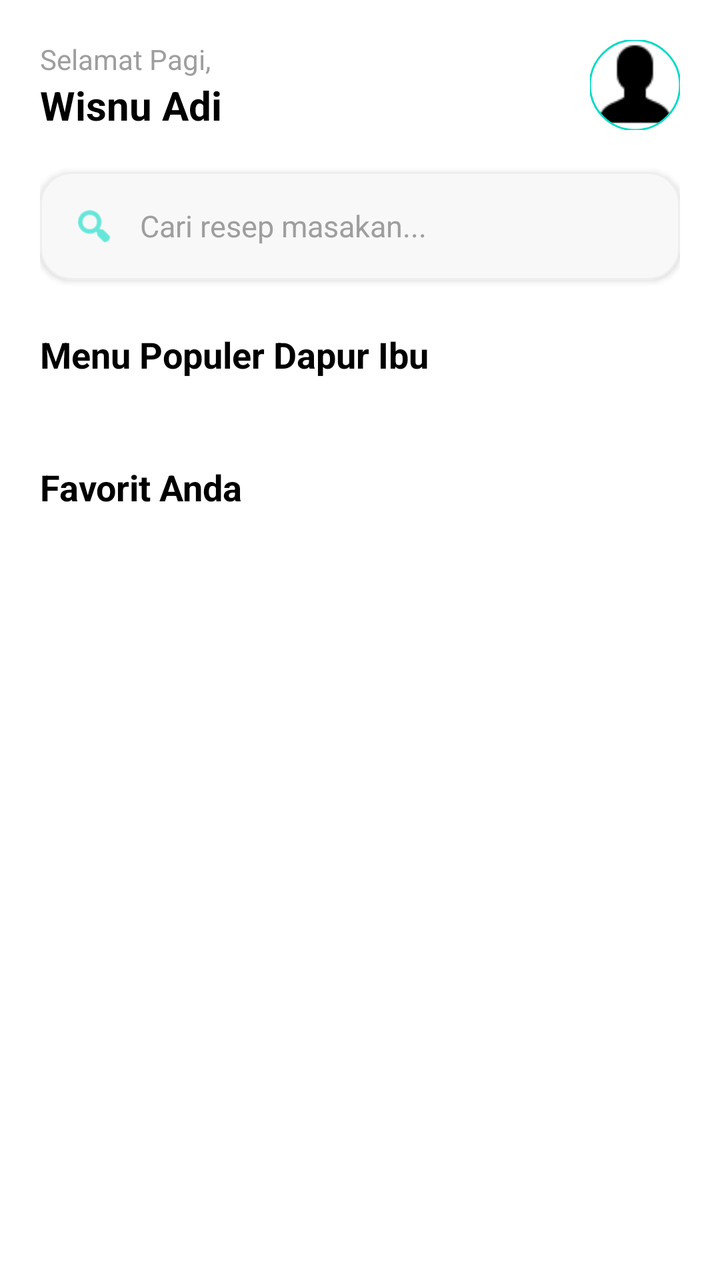
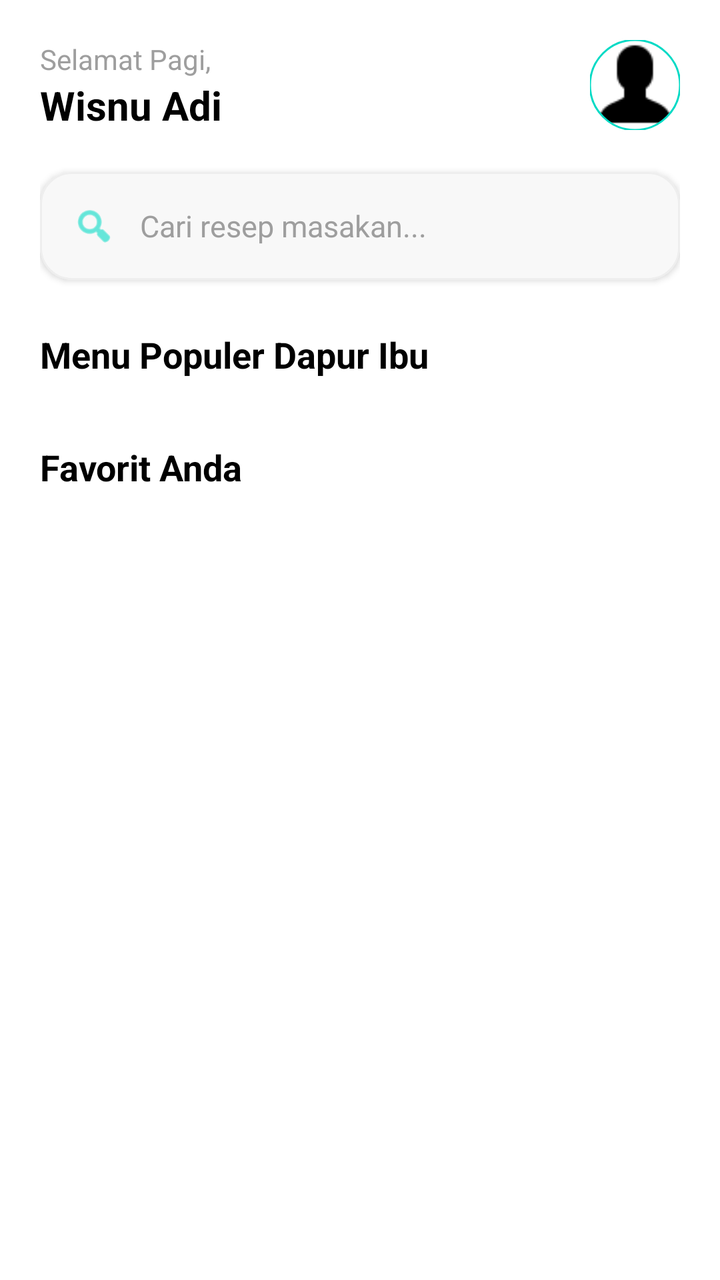

An Android layout rendered at two revisions. The XML below is the earlier revision; the diff shows what the commit changed to produce the second picture.
<!-- AndroidManifest.xml: application theme Theme.DapurIbuProject -->
<!-- res/layout/fragment_home.xml -->
<?xml version="1.0" encoding="utf-8"?>
<ScrollView xmlns:android="http://schemas.android.com/apk/res/android"
    xmlns:app="http://schemas.android.com/apk/res-auto"
    android:layout_width="match_parent"
    android:layout_height="match_parent"
    android:background="#FFFFFF">

    <LinearLayout
        android:layout_width="match_parent"
        android:layout_height="wrap_content"
        android:orientation="vertical"
        android:padding="20dp">

        <RelativeLayout
            android:layout_width="match_parent"
            android:layout_height="wrap_content"
            android:layout_marginBottom="20dp">

            <LinearLayout
                android:layout_width="wrap_content"
                android:layout_height="wrap_content"
                android:orientation="vertical">
                <TextView
                    android:layout_width="wrap_content"
                    android:layout_height="wrap_content"
                    android:text="Selamat Pagi,"
                    android:textColor="#9E9E9E"
                    android:textSize="14sp" />
                <TextView
                    android:layout_width="wrap_content"
                    android:layout_height="wrap_content"
                    android:text="Wisnu Adi"
                    android:textColor="@color/black"
                    android:textSize="20sp"
                    android:textStyle="bold" />
            </LinearLayout>

            <com.google.android.material.imageview.ShapeableImageView
                android:layout_width="45dp"
                android:layout_height="45dp"
                android:layout_alignParentEnd="true"
                android:src="@drawable/profile"
                app:shapeAppearanceOverlay="@style/ShapeAppearance.App.CircleImage"
                app:strokeColor="@color/teal_200"
                app:strokeWidth="1dp" />
        </RelativeLayout>

        <com.google.android.material.card.MaterialCardView
            android:layout_width="match_parent"
            android:layout_height="54dp"
            android:layout_marginBottom="25dp"
            app:cardBackgroundColor="#F8F8F8"
            app:cardCornerRadius="16dp"
            app:cardElevation="2dp"
            app:strokeWidth="1dp"
            app:strokeColor="#EEEEEE">

            <LinearLayout
                android:layout_width="match_parent"
                android:layout_height="match_parent"
                android:gravity="center_vertical"
                android:paddingStart="16dp"
                android:paddingEnd="16dp"
                android:orientation="horizontal">

                <ImageView
                    android:layout_width="22dp"
                    android:layout_height="22dp"
                    android:src="@android:drawable/ic_menu_search"
                    app:tint="@color/teal_200" />

                <EditText
                    android:id="@+id/etSearch"
                    android:layout_width="match_parent"
                    android:layout_height="match_parent"
                    android:layout_marginStart="12dp"
                    android:background="@null"
                    android:hint="Cari resep masakan..."
                    android:imeOptions="actionSearch"
                    android:inputType="text"
                    android:maxLines="1"
                    android:textColor="@color/black"
                    android:textColorHint="#9E9E9E"
                    android:textSize="15sp" />

            </LinearLayout>
        </com.google.android.material.card.MaterialCardView>

        <TextView
            android:layout_width="wrap_content"
            android:layout_height="wrap_content"
            android:text="Menu Populer Dapur Ibu"
            android:textColor="@color/black"
            android:textSize="18sp"
            android:textStyle="bold"
            android:layout_marginBottom="12dp"/>

        <HorizontalScrollView
            android:layout_width="match_parent"
            android:layout_height="wrap_content"
            android:scrollbars="none">
            <LinearLayout
                android:id="@+id/containerPopuler"
                android:layout_width="wrap_content"
                android:layout_height="wrap_content"
                android:orientation="horizontal"
                android:paddingBottom="10dp">
            </LinearLayout>
        </HorizontalScrollView>

        <LinearLayout
            android:layout_width="match_parent"
            android:layout_height="wrap_content"
            android:layout_marginTop="20dp"
            android:layout_marginBottom="12dp"
            android:gravity="center_vertical"
            android:orientation="horizontal">
            <TextView
                android:layout_width="0dp"
                android:layout_height="wrap_content"
                android:layout_weight="1"
                android:text="Favorit Anda"
                android:textColor="@color/black"
                android:textSize="18sp"
                android:textStyle="bold" />
        </LinearLayout>

        <LinearLayout
            android:id="@+id/containerFavorit"
            android:layout_width="match_parent"
            android:layout_height="wrap_content"
            android:orientation="vertical">
        </LinearLayout>

    </LinearLayout>
</ScrollView>
<!-- resources referenced by this layout -->
<resources>
  <color name="black">#FF000000</color>
  <color name="teal_200">#FF03DAC5</color>
  <!-- drawable profile: png bitmap (drawable, 475 bytes) -->
  <style name="ShapeAppearance.App.CircleImage" parent="ShapeAppearance.MaterialComponents.LargeComponent">
          <item name="cornerSize">50%</item>
      </style>
  <style name="Theme.DapurIbuProject" parent="Theme.MaterialComponents.DayNight.NoActionBar">
          <item name="colorPrimary">@color/teal_200</item>
          <item name="colorPrimaryVariant">@color/teal_200</item>
          <item name="colorOnPrimary">@color/white</item>
  
          <item name="shapeAppearanceLargeComponent">@style/ShapeAppearance.App.CircleImage</item>
      </style>
  <color name="white">#FFFFFFFF</color>
</resources>

<!-- the commit's change to res/layout/fragment_home.xml (unified diff, before → after) -->
@@ -98,13 +98,18 @@
         <HorizontalScrollView
             android:layout_width="match_parent"
             android:layout_height="wrap_content"
-            android:scrollbars="none">
+            android:scrollbars="none"
+            android:clipToPadding="false"
+            android:layout_marginLeft="-20dp"
+            android:layout_marginRight="-20dp"
+            android:paddingLeft="20dp"
+            android:paddingRight="20dp">
+
             <LinearLayout
                 android:id="@+id/containerPopuler"
                 android:layout_width="wrap_content"
                 android:layout_height="wrap_content"
-                android:orientation="horizontal"
-                android:paddingBottom="10dp">
+                android:orientation="horizontal">
             </LinearLayout>
         </HorizontalScrollView>
 
